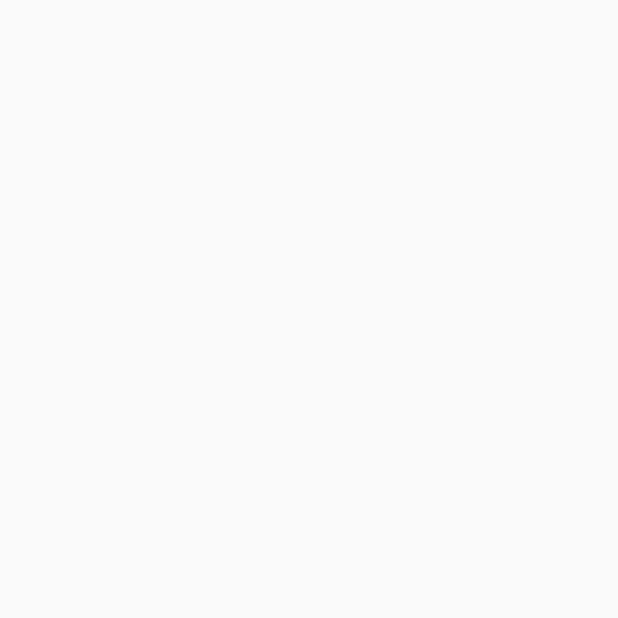
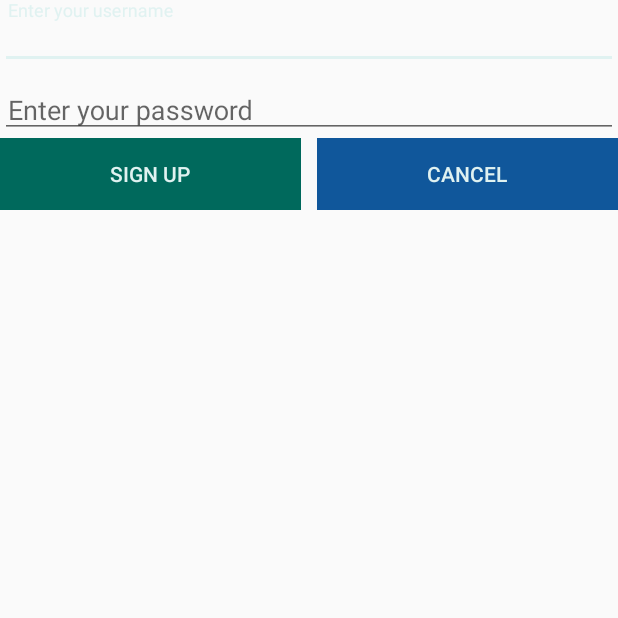
Before and after one commit to JayPatel-SE/Chat-App, an Android app: the SignUpActivity screen opened directly, with no data from a screen before it, on a phone screen of 412 x 824 dp, the top half of it. Before the commit the part shown is empty. Run offline under Robolectric (Android 15) with nearby library versions, the phone set to English and light mode, and no system bars.

```diff
--- a/ProChatApp/app/src/main/java/com/example/android/prochatapp/MainActivity.java
+++ b/ProChatApp/app/src/main/java/com/example/android/prochatapp/MainActivity.java
@@ -5,6 +5,11 @@ import android.os.Bundle;
 
 public class MainActivity extends AppCompatActivity {
 
+    private static final String APP_ID = "77080";
+    private static final String AUTH_KEY = "LMN6DWZvPKbnHYb";
+    private static final String AUTH_SECRET = "UbLVUYqXAP3TsZn";
+    private static final String ACCOUNT_KEY = "yZzhwz3LDsapvX7d_-L7";
+
     @Override
     protected void onCreate(Bundle savedInstanceState) {
         super.onCreate(savedInstanceState);
--- a/ProChatApp/app/src/main/res/layout/activity_main.xml
+++ b/ProChatApp/app/src/main/res/layout/activity_main.xml
@@ -61,7 +61,7 @@
 
         <Button
             android:layout_weight="1"
-            android:id="@+id/main_btbLogin"
+            android:id="@+id/main_btnLogin"
             android:background="@color/colorPrimaryDark"
             android:textColor="@color/colorAccent"
             android:text="Login"
--- a/ProChatApp/app/src/main/res/layout/activity_sign_up.xml
+++ b/ProChatApp/app/src/main/res/layout/activity_sign_up.xml
@@ -7,4 +7,72 @@
     android:orientation="vertical"
     tools:context=".SignUpActivity">
 
+
+    <LinearLayout
+        android:orientation="vertical"
+        android:layout_width="match_parent"
+        android:layout_height="wrap_content">
+
+        <android.support.design.widget.TextInputLayout
+            android:layout_width="match_parent"
+            android:layout_height="wrap_content">
+
+            <EditText
+                android:id="@+id/signup_editLogin"
+                android:hint="Enter your username"
+                android:padding="5dp"
+                android:layout_width="match_parent"
+                android:layout_height="wrap_content"
+                tools:ignore="HardcodedText" />
+
+        </android.support.design.widget.TextInputLayout>
+
+        <android.support.design.widget.TextInputLayout
+            android:layout_width="match_parent"
+            android:layout_height="wrap_content">
+
+            <EditText
+                android:id="@+id/signup_editPassword"
+                android:hint="Enter your password"
+                android:padding="5dp"
+                android:inputType="textPassword"
+                android:layout_width="match_parent"
+                android:layout_height="wrap_content"
+                tools:ignore="HardcodedText" />
+
+        </android.support.design.widget.TextInputLayout>
+    </LinearLayout>
+
+    <LinearLayout
+        android:orientation="horizontal"
+        android:weightSum="2"
+        android:layout_width="match_parent"
+        android:layout_height="wrap_content">
+
+
+        <Button
+            android:layout_weight="1"
+            android:id="@+id/signup_btnSignUp"
+            android:background="@color/colorPrimaryDark"
+            android:textColor="@color/colorAccent"
+            android:text="Sign Up"
+            android:layout_marginRight="5dp"
+            android:layout_width="0dp"
+            android:layout_height="wrap_content"
+            style = "@style/Widget.AppCompat.Button.Borderless"/>
+
+        <Button
+            android:layout_weight="1"
+            android:id="@+id/signup_btnCancel"
+            android:background="#10579B"
+            android:textColor="@color/colorAccent"
+            android:text="Cancel"
+            android:layout_marginLeft="5dp"
+            android:layout_width="0dp"
+            android:layout_height="wrap_content"
+            style = "@style/Widget.AppCompat.Button.Borderless"/>
+
+    </LinearLayout>
+
+
 </LinearLayout>
```
